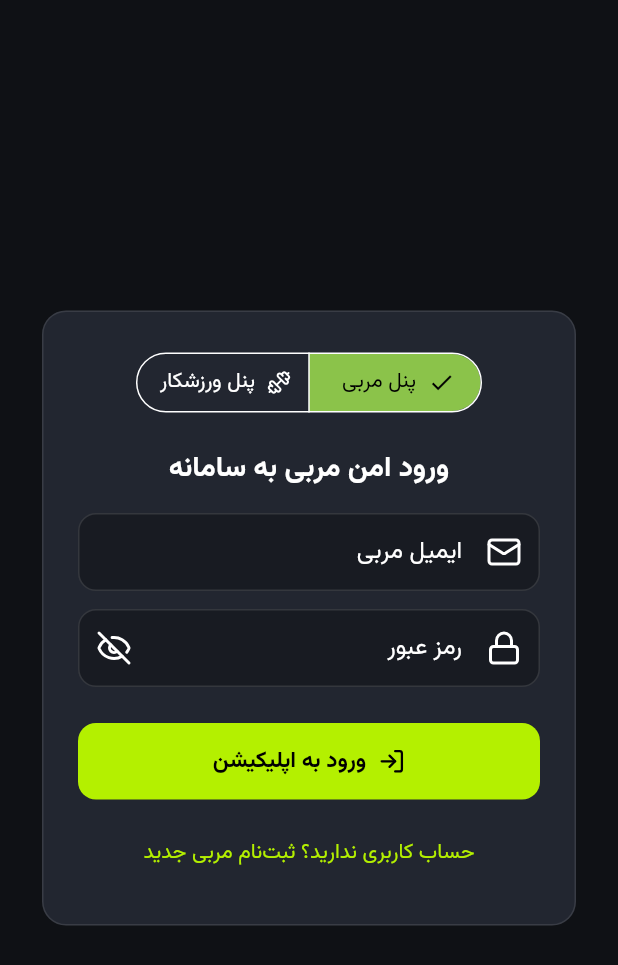
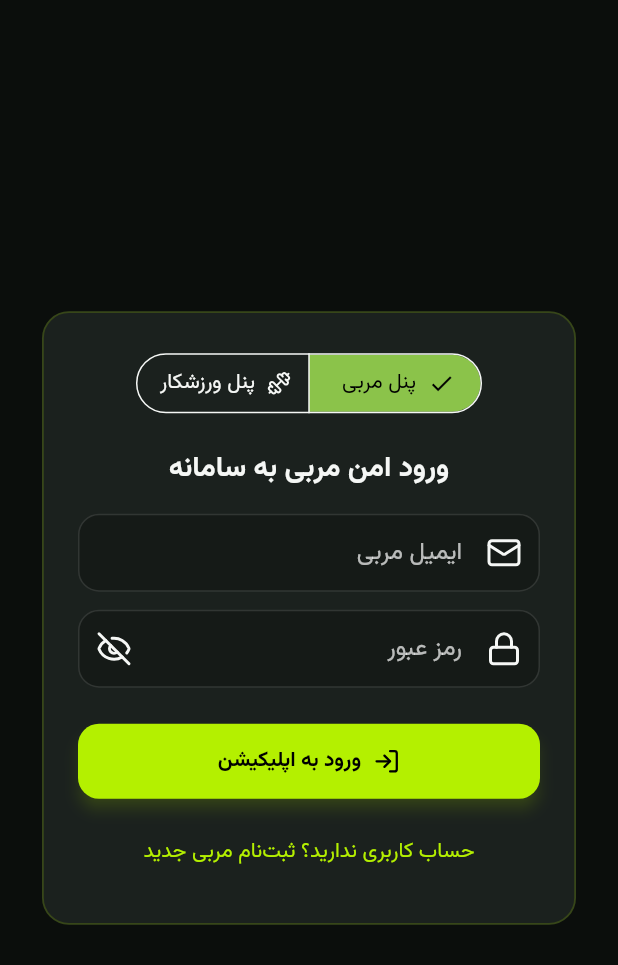
Before and after one commit to MasoudMaghsodi/MaxGym, a Flutter app: the screen it shows after launch, on a phone screen of 412 x 824 dp. Shown: the top 965 px of the screen. Run offline on Flutter 3.47's test engine with Material 3 defaults, Android fonts, the phone set to English and light mode, and no system bars; our stand-ins replace cached_network_image, connectivity_plus, fl_chart, flutter_cache_manager, flutter_riverpod, flutter_secure_storage and 7 more; missing offline and left inert: sqlite3; accounts and stored records are empty; network calls fail.

Commit message:
feat(theme): add MaxGym Venom official color palette and luxury dual-mode theme

```diff
--- a/lib/core/constants/app_colors.dart
+++ b/lib/core/constants/app_colors.dart
@@ -4,70 +4,112 @@ class BrandColorPreset {
   final String id;
   final String nameFa;
   final String nameEn;
-  final Color primary;
+  final Color darkPrimary;  // رنگ درخشان روی پسزمینه مشکی (Dark Mode)
+  final Color lightPrimary; // رنگ عمیق و خوانا روی پسزمینه سفید (Light Mode)
   final Color secondary;
 
   const BrandColorPreset({
     required this.id,
     required this.nameFa,
     required this.nameEn,
-    required this.primary,
+    required this.darkPrimary,
+    required this.lightPrimary,
     required this.secondary,
   });
+
+  /// سازگاری با کدهای قبلی (بهصورت پیشفرض رنگ اصلی را برمیگرداند)
+  Color get primary => darkPrimary;
 }
 
 class AppColors {
-  // رنگهای پسزمینه استاندارد Dark Mode باشگاهی
-  static const Color darkBg = Color(0xFF0F1115);
-  static const Color darkSurface = Color(0xFF181B22);
-  static const Color darkCard = Color(0xFF222630);
+  // پسزمینههای لوکس Dark Mode (مشکی کربنی باشگاه مکس با تهرنگ یشمی نامحسوس)
+  static const Color darkBg = Color(0xFF0B0E0C);
+  static const Color darkSurface = Color(0xFF131715);
+  static const Color darkCard = Color(0xFF1B211E);
 
-  // رنگهای پسزمینه استاندارد Light Mode
-  static const Color lightBg = Color(0xFFF4F6F9);
+  // پسزمینههای لوکس Light Mode (سفید تیتانیومی با کنتراست بالا برای خوانایی کامل متنها)
+  static const Color lightBg = Color(0xFFF3F6F4);
   static const Color lightSurface = Color(0xFFFFFFFF);
-  static const Color lightCard = Color(0xFFEEF1F6);
+  static const Color lightCard = Color(0xFFFFFFFF);
 
-  // وضعیتها (هشدار انقضای برنامه، بدهی مالی، آسیبدیدگی)
+  // رنگهای وضعیت
   static const Color success = Color(0xFF10B981);
   static const Color warning = Color(0xFFF59E0B);
   static const Color danger = Color(0xFFEF4444);
 
-  /// لیست پالتهای رنگی قابل انتخاب توسط مربی (برای UI و PDF)
+  /// استودیوی گسترده پالتهای رنگی (پالت اول: تم رسمی لوگوی باشگاه MAX GYM)
   static const List<BrandColorPreset> presets = [
     BrandColorPreset(
+      id: 'maxgym_venom',
+      nameFa: 'سبز رسمی مکسجیم (MAX GYM Official)',
+      nameEn: 'MAX GYM Official Green',
+      darkPrimary: Color(0xFF72C832),  // سبز دقیق لوگوی MAX GYM روی مشکی
+      lightPrimary: Color(0xFF2E7D32), // سبز جنگلی تیره و لوکس روی سفید (خوانایی ۱۰۰٪)
+      secondary: Color(0xFFA3E635),
+    ),
+    BrandColorPreset(
+      id: 'emerald_luxury',
+      nameFa: 'سبز زمردی لوکس (Emerald VIP)',
+      nameEn: 'Emerald Luxury',
+      darkPrimary: Color(0xFF00E676),
+      lightPrimary: Color(0xFF047857),
+      secondary: Color(0xFF69F0AE),
+    ),
+    BrandColorPreset(
       id: 'neon_volt',
-      nameFa: 'سبز نئونی (Volt)',
+      nameFa: 'سبز فسفری نئون (Neon Volt)',
       nameEn: 'Neon Volt',
-      primary: Color(0xFFB4F000),
+      darkPrimary: Color(0xFFB4F000),
+      lightPrimary: Color(0xFF558B2F),
       secondary: Color(0xFF8BC34A),
     ),
     BrandColorPreset(
+      id: 'vip_gold',
+      nameFa: 'طلایی سلطنتی (Olympia Gold)',
+      nameEn: 'Olympia Gold',
+      darkPrimary: Color(0xFFFFD700),
+      lightPrimary: Color(0xFFB45309),
+      secondary: Color(0xFFDAA520),
+    ),
+    BrandColorPreset(
       id: 'energy_orange',
-      nameFa: 'نارنجی انرژی',
-      nameEn: 'Energy Orange',
-      primary: Color(0xFFFF6B00),
+      nameFa: 'نارنجی آدرنالین (Adrenaline Orange)',
+      nameEn: 'Adrenaline Orange',
+      darkPrimary: Color(0xFFFF6B00),
+      lightPrimary: Color(0xFFC2410C),
       secondary: Color(0xFFFF9E44),
     ),
     BrandColorPreset(
+      id: 'crimson_power',
+      nameFa: 'قرمز پاورلیفتینگ (Crimson Power)',
+      nameEn: 'Crimson Power',
+      darkPrimary: Color(0xFFFF2A54),
+      lightPrimary: Color(0xFFB91C1C),
+      secondary: Color(0xFFD50000),
+    ),
+    BrandColorPreset(
       id: 'electric_blue',
-      nameFa: 'آبی الکتریک',
+      nameFa: 'آبی الکتریک (Cyber Cyan)',
       nameEn: 'Electric Blue',
-      primary: Color(0xFF00E5FF),
+      darkPrimary: Color(0xFF00E5FF),
+      lightPrimary: Color(0xFF0369A1),
       secondary: Color(0xFF0091EA),
     ),
     BrandColorPreset(
-      id: 'vip_gold',
-      nameFa: 'طلایی (VIP)',
-      nameEn: 'VIP Gold',
-      primary: Color(0xFFFFD700),
-      secondary: Color(0xFFDAA520),
+      id: 'royal_purple',
+      nameFa: 'بنفش نیترو (Nitro Purple)',
+      nameEn: 'Nitro Purple',
+      darkPrimary: Color(0xFFC084FC),
+      lightPrimary: Color(0xFF6D28D9),
+      secondary: Color(0xFF9333EA),
     ),
     BrandColorPreset(
-      id: 'crimson_power',
-      nameFa: 'قرمز پاورلیفتینگ',
-      nameEn: 'Crimson Power',
-      primary: Color(0xFFFF2A54),
-      secondary: Color(0xFFD50000),
+      id: 'titanium_monochrome',
+      nameFa: 'تیتانیوم مونوکروم (مشکی و سفید خالص)',
+      nameEn: 'Titanium Monochrome',
+      darkPrimary: Color(0xFFE2E8F0),
+      lightPrimary: Color(0xFF0F172A),
+      secondary: Color(0xFF94A3B8),
     ),
   ];
 
--- a/lib/core/theme/app_theme.dart
+++ b/lib/core/theme/app_theme.dart
@@ -7,15 +7,26 @@ class AppTheme {
     final isDark = brightness == Brightness.dark;
     final preset = config.activePreset;
 
-    // در حالت روشن، اگر رنگ نئونی خیلی روشن باشد، برای خوانایی متن کمی تیرهتر میشود
-    final effectivePrimary = (!isDark && preset.id == 'neon_volt')
-        ? const Color(0xFF689F38)
-        : preset.primary;
+    // انتخاب هوشمند رنگ: در حالت تاریک از رنگ نئونی درخشان و در حالت روشن از رنگ عمیق با کنتراست بالا استفاده میشود
+    final Color effectivePrimary;
+    if (config.customPrimaryColorHex != null) {
+      effectivePrimary = Color(config.customPrimaryColorHex!);
+    } else {
+      effectivePrimary = isDark ? preset.darkPrimary : preset.lightPrimary;
+    }
+
+    // تشخیص خودکار رنگ متن روی دکمهها بر اساس روشنایی رنگ اصلی (سیاه روی سبز روشن، سفید روی سبز تیره)
+    final bool isPrimaryBright =
+        ThemeData.estimateBrightnessForColor(effectivePrimary) ==
+            Brightness.light;
+    final Color onPrimaryText = isPrimaryBright ? Colors.black : Colors.white;
 
     final bgColor = isDark ? AppColors.darkBg : AppColors.lightBg;
-    final surfaceColor = isDark ? AppColors.darkSurface : AppColors.lightSurface;
+    final surfaceColor =
+        isDark ? AppColors.darkSurface : AppColors.lightSurface;
     final cardColor = isDark ? AppColors.darkCard : AppColors.lightCard;
-    final textColor = isDark ? Colors.white : const Color(0xFF1A1D24);
+    final textColor =
+        isDark ? const Color(0xFFF5F7F5) : const Color(0xFF0F1712);
 
     return ThemeData(
       useMaterial3: true,
@@ -23,10 +34,11 @@ class AppTheme {
       fontFamily: 'Vazirmatn',
       scaffoldBackgroundColor: bgColor,
       primaryColor: effectivePrimary,
+      cardColor: cardColor,
       colorScheme: ColorScheme(
         brightness: brightness,
         primary: effectivePrimary,
-        onPrimary: isDark ? Colors.black : Colors.white,
+        onPrimary: onPrimaryText,
         secondary: preset.secondary,
         onSecondary: Colors.black,
         error: AppColors.danger,
@@ -35,65 +47,98 @@ class AppTheme {
         onSurface: textColor,
       ),
       appBarTheme: AppBarTheme(
-        backgroundColor: surfaceColor,
-        foregroundColor: textColor,
+        backgroundColor: isDark ? AppColors.darkSurface : const Color(0xFF111513),
+        foregroundColor: Colors.white, // هدر همیشه مشکی کربنی لوکس با متن سفید و سبز مکسجیم
         elevation: 0,
         centerTitle: false,
-        titleTextStyle: TextStyle(
+        titleTextStyle: const TextStyle(
           fontFamily: 'Vazirmatn',
-          fontSize: 18,
+          fontSize: 17,
           fontWeight: FontWeight.bold,
-          color: textColor,
+          color: Colors.white,
         ),
       ),
       cardTheme: CardThemeData(
         color: cardColor,
         elevation: isDark ? 0 : 2,
+        shadowColor: Colors.black12,
         shape: RoundedRectangleBorder(
-          borderRadius: BorderRadius.circular(16),
+          borderRadius: BorderRadius.circular(18),
           side: BorderSide(
-            color: isDark ? Colors.white10 : Colors.black12,
-            width: 1,
+            color: isDark
+                ? effectivePrimary.withOpacity(0.18)
+                : Colors.black.withOpacity(0.08),
+            width: 1.2,
           ),
         ),
       ),
+      chipTheme: ChipThemeData(
+        backgroundColor: isDark ? const Color(0xFF222925) : const Color(0xFFE6ECE8),
+        selectedColor: effectivePrimary.withOpacity(isDark ? 0.28 : 0.18),
+        labelStyle: TextStyle(
+          fontFamily: 'Vazirmatn',
+          fontSize: 12,
+          fontWeight: FontWeight.w600,
+          color: textColor,
+        ),
+        shape: RoundedRectangleBorder(borderRadius: BorderRadius.circular(12)),
+      ),
       inputDecorationTheme: InputDecorationTheme(
         filled: true,
-        fillColor: surfaceColor,
-        contentPadding: const EdgeInsets.symmetric(horizontal: 16, vertical: 14),
+        fillColor: isDark ? const Color(0xFF151A17) : Colors.white,
+        labelStyle: TextStyle(color: isDark ? Colors.white70 : Colors.black87),
+        hintStyle: TextStyle(color: isDark ? Colors.white38 : Colors.black45),
+        contentPadding:
+            const EdgeInsets.symmetric(horizontal: 16, vertical: 14),
         border: OutlineInputBorder(
-          borderRadius: BorderRadius.circular(12),
-          borderSide: BorderSide(color: isDark ? Colors.white24 : Colors.black26),
+          borderRadius: BorderRadius.circular(14),
+          borderSide:
+              BorderSide(color: isDark ? Colors.white24 : Colors.black26),
         ),
         enabledBorder: OutlineInputBorder(
-          borderRadius: BorderRadius.circular(12),
-          borderSide: BorderSide(color: isDark ? Colors.white12 : Colors.black12),
+          borderRadius: BorderRadius.circular(14),
+          borderSide:
+              BorderSide(color: isDark ? Colors.white12 : Colors.black12),
         ),
         focusedBorder: OutlineInputBorder(
-          borderRadius: BorderRadius.circular(12),
+          borderRadius: BorderRadius.circular(14),
           borderSide: BorderSide(color: effectivePrimary, width: 2),
         ),
       ),
       elevatedButtonTheme: ElevatedButtonThemeData(
         style: ElevatedButton.styleFrom(
           backgroundColor: effectivePrimary,
-          foregroundColor: isDark ? Colors.black : Colors.white,
-          elevation: 0,
-          padding: const EdgeInsets.symmetric(horizontal: 24, vertical: 14),
+          foregroundColor: onPrimaryText,
+          elevation: isDark ? 4 : 2,
+          shadowColor: effectivePrimary.withOpacity(0.4),
+          padding: const EdgeInsets.symmetric(horizontal: 20, vertical: 14),
           shape: RoundedRectangleBorder(
-            borderRadius: BorderRadius.circular(12),
+            borderRadius: BorderRadius.circular(14),
           ),
           textStyle: const TextStyle(
             fontFamily: 'Vazirmatn',
             fontWeight: FontWeight.bold,
-            fontSize: 15,
+            fontSize: 14,
           ),
         ),
       ),
       floatingActionButtonTheme: FloatingActionButtonThemeData(
         backgroundColor: effectivePrimary,
-        foregroundColor: isDark ? Colors.black : Colors.white,
+        foregroundColor: onPrimaryText,
+        elevation: 6,
         shape: RoundedRectangleBorder(borderRadius: BorderRadius.circular(16)),
+      ),
+      navigationBarTheme: NavigationBarThemeData(
+        backgroundColor: surfaceColor,
+        indicatorColor: effectivePrimary.withOpacity(0.22),
+        labelTextStyle: WidgetStateProperty.all(
+          TextStyle(
+            fontFamily: 'Vazirmatn',
+            fontSize: 12,
+            fontWeight: FontWeight.bold,
+            color: textColor,
+          ),
+        ),
       ),
     );
   }
--- a/lib/core/theme/branding_model.dart
+++ b/lib/core/theme/branding_model.dart
@@ -6,24 +6,25 @@ class BrandingConfig {
   final String coachCredentials;
   final String gymName;
   final String socialHandle;
-  final String? logoPath; // مسیر فایل لوگوی انتخابی از گالری گوشی
+  final String? logoPath;
   final String colorPresetId;
+  final int? customPrimaryColorHex; // امکان انتخاب رنگ کاملاً دلخواه توسط مربی
   final ThemeMode themeMode;
   final Locale locale;
 
-  // تعرفههای پایه مالی برای سرعت بخشیدن به صدور فاکتور شاگرد
   final double defaultTuitionFee;
   final double defaultWorkoutFee;
   final double defaultDietFee;
   final double defaultSupplementFee;
 
   const BrandingConfig({
-    this.coachName = 'مربی حرفهای',
-    this.coachCredentials = 'مربی رسمی فدراسیون بدنسازی و متخصص تغذیه ورزشی',
-    this.gymName = 'آکادمی تخصصی فیتنس پرو',
-    this.socialHandle = '@pro_coach_fitness',
+    this.coachName = 'مربی ارشد مکسجیم',
+    this.coachCredentials = 'مربی رسمی بدنسازی و متخصص تغذیه ورزشی | MAX GYM',
+    this.gymName = 'باشگاه تخصصی MAX GYM',
+    this.socialHandle = '@maxgym_official',
     this.logoPath,
-    this.colorPresetId = 'neon_volt',
+    this.colorPresetId = 'maxgym_venom', // پیشفرض: سبز رسمی باشگاه مکس
+    this.customPrimaryColorHex,
     this.themeMode = ThemeMode.dark,
     this.locale = const Locale('fa'),
     this.defaultTuitionFee = 800000,
@@ -42,6 +43,8 @@ class BrandingConfig {
     String? logoPath,
     bool clearLogo = false,
     String? colorPresetId,
+    int? customPrimaryColorHex,
+    bool clearCustomColor = false,
     ThemeMode? themeMode,
     Locale? locale,
     double? defaultTuitionFee,
@@ -56,6 +59,9 @@ class BrandingConfig {
       socialHandle: socialHandle ?? this.socialHandle,
       logoPath: clearLogo ? null : (logoPath ?? this.logoPath),
       colorPresetId: colorPresetId ?? this.colorPresetId,
+      customPrimaryColorHex: clearCustomColor
+          ? null
+          : (customPrimaryColorHex ?? this.customPrimaryColorHex),
       themeMode: themeMode ?? this.themeMode,
       locale: locale ?? this.locale,
       defaultTuitionFee: defaultTuitionFee ?? this.defaultTuitionFee,
```
